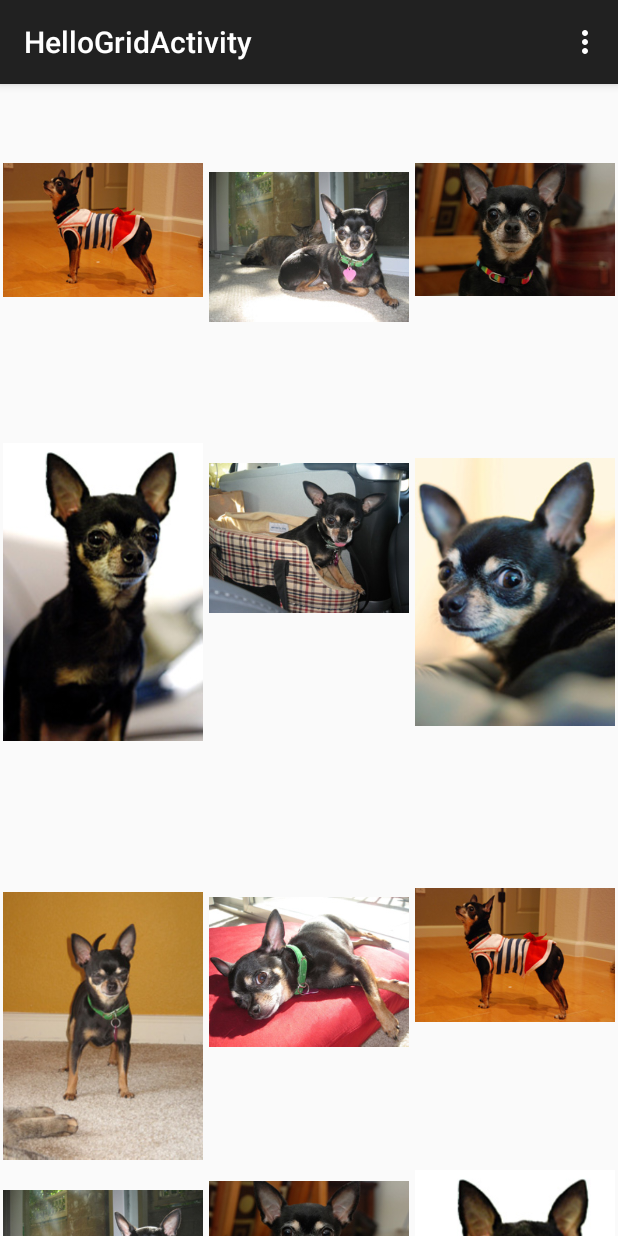
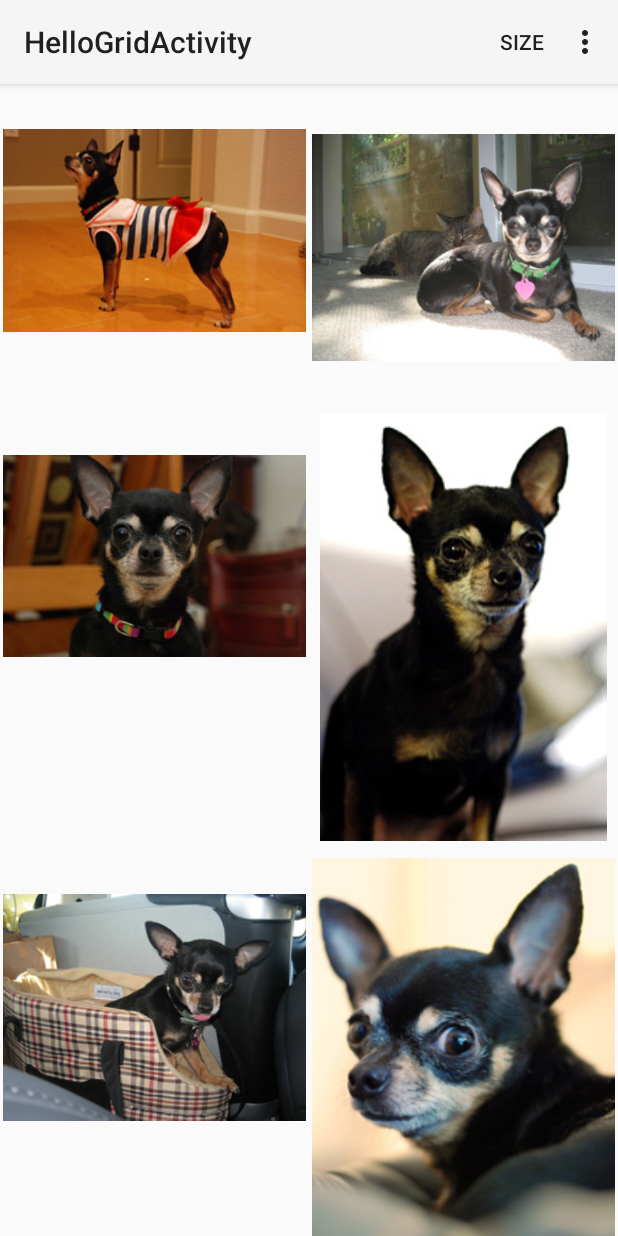
Before and after one commit to yulingjie/Movies, an Android app: the screen it shows after launch (HelloGridActivity), on a phone screen of 412 x 824 dp. Run offline under Robolectric (Android 15) with nearby library versions, the phone set to English and light mode, and no system bars; our stand-ins replace Picasso; pictures from the network do not load; 4 statements that could not run were skipped.

Commit message:
stage1: add fragment and menu

```diff
--- a/app/build.gradle
+++ b/app/build.gradle
@@ -6,7 +6,7 @@ android {
 
     defaultConfig {
         applicationId "com.ylj.movies"
-        minSdkVersion 11
+        minSdkVersion 7
         targetSdkVersion 22
         versionCode 1
         versionName "1.0"
--- a/app/src/main/AndroidManifest.xml
+++ b/app/src/main/AndroidManifest.xml
@@ -1,6 +1,7 @@
 <?xml version="1.0" encoding="utf-8"?>
 <manifest xmlns:android="http://schemas.android.com/apk/res/android"
     package="com.ylj.movies" >
+
 
     <uses-permission android:name="android.permission.INTERNET"/>
 
@@ -12,7 +13,8 @@
 
         <activity
             android:name=".HelloGridActivity"
-            android:label="@string/title_activity_hello_grid" >
+            android:label="@string/title_activity_hello_grid"
+            android:theme="@style/Theme.AppCompat.Light">
 
             <intent-filter>
                 <action android:name="android.intent.action.MAIN"/>
--- a/app/src/main/java/com/ylj/movies/HelloGridActivity.java
+++ b/app/src/main/java/com/ylj/movies/HelloGridActivity.java
@@ -1,7 +1,9 @@
 package com.ylj.movies;
 
+import android.net.Uri;
+import android.support.v4.app.FragmentActivity;
+import android.os.Bundle;
 import android.support.v7.app.ActionBarActivity;
-import android.os.Bundle;
 import android.view.Menu;
 import android.view.MenuItem;
 import android.view.View;
@@ -15,31 +17,21 @@ import java.util.ArrayList;
 import java.util.List;
 
 
-public class HelloGridActivity extends ActionBarActivity {
+public class HelloGridActivity extends ActionBarActivity implements MainFragment.OnFragmentInteractionListener {
 
 
-    MovieLoader movieLoader;
-    ImageAdapter imageAdapter;
+
     @Override
     protected void onCreate(Bundle savedInstanceState) {
         super.onCreate(savedInstanceState);
         setContentView(R.layout.activity_hello_grid);
 
-        imageAdapter = new ImageAdapter(this);
+        MainFragment fragment = new MainFragment();
+        fragment.setArguments(getIntent().getExtras());
 
-        GridView gridView = (GridView) findViewById(R.id.gridview);
-        gridView.setAdapter(imageAdapter);
-        gridView.setOnItemClickListener(new AdapterView.OnItemClickListener() {
-            @Override
-            public void onItemClick(AdapterView<?> parent, View view, int position, long id) {
-                Toast.makeText(HelloGridActivity.this, "" + position,
-                        Toast.LENGTH_SHORT).show();
-            }
-        });
+        getSupportFragmentManager().beginTransaction()
+                .add(R.id.fragment_container, fragment).commit();
 
-        movieLoader = new MovieLoader(this);
-        movieLoader.setCallback(new OnMovieLoadComplete());
-        movieLoader.Load();
     }
 
     @Override
@@ -63,20 +55,10 @@ public class HelloGridActivity extends ActionBarActivity {
 
         return super.onOptionsItemSelected(item);
     }
-    class OnMovieLoadComplete implements IMovieLoad
-    {
-        @Override
-        public void MovieLoadComplete() {
-            Movie[] movies = movieLoader.getMovies();
-            List<String> moviePath = new ArrayList<>();
-            for(Movie movie : movies)
-            {
-                moviePath.add(movie.getBackdrop_path());
-            }
-            String[] path = new String[moviePath.size()];
 
-            imageAdapter.setImagePaths(moviePath.toArray(path));
-        }
+
+    @Override
+    public void onFragmentInteraction(Uri uri) {
+
     }
-
 }
--- a/app/src/main/java/com/ylj/movies/ImageAdapter.java
+++ b/app/src/main/java/com/ylj/movies/ImageAdapter.java
@@ -19,7 +19,7 @@ import java.util.List;
 public class ImageAdapter extends BaseAdapter {
 
     final static String baseUrl = "http://image.tmdb.org/t/p/";
-    final static String size="w185";
+    final static String size="w342";
     private Context context;
     private String[] imageUrls;
 
--- /dev/null
+++ b/app/src/main/java/com/ylj/movies/MainFragment.java
@@ -0,0 +1,126 @@
+package com.ylj.movies;
+
+import android.app.Activity;
+import android.net.Uri;
+import android.os.Bundle;
+import android.support.v4.app.Fragment;
+import android.view.LayoutInflater;
+import android.view.Menu;
+import android.view.MenuInflater;
+import android.view.View;
+import android.view.ViewGroup;
+import android.widget.GridView;
+
+import com.parser.Movie;
+
+import java.util.ArrayList;
+import java.util.List;
+
+
+/**
+ * A simple {@link Fragment} subclass.
+ * Activities that contain this fragment must implement the
+ * {@link MainFragment.OnFragmentInteractionListener} interface
+ * to handle interaction events.
+ */
+public class MainFragment extends Fragment {
+    // TODO: Rename parameter arguments, choose names that match
+    // the fragment initialization parameters, e.g. ARG_ITEM_NUMBER
+    private static final String ARG_PARAM1 = "param1";
+    private static final String ARG_PARAM2 = "param2";
+
+
+    MovieLoader movieLoader;
+    ImageAdapter imageAdapter;
+    private OnFragmentInteractionListener mListener;
+
+
+
+    public MainFragment() {
+        // Required empty public constructor
+    }
+
+    @Override
+    public void onCreate(Bundle savedInstanceState) {
+        super.onCreate(savedInstanceState);
+        setHasOptionsMenu(true);
+        imageAdapter = new ImageAdapter(this.getActivity());
+
+        movieLoader = new MovieLoader(this.getActivity());
+        movieLoader.setCallback(new OnMovieLoadComplete());
+        movieLoader.Load();
+    }
+
+    @Override
+    public View onCreateView(LayoutInflater inflater, ViewGroup container,
+                             Bundle savedInstanceState) {
+        // Inflate the layout for this fragment
+        View view =inflater.inflate(R.layout.fragment_main, container, false);
+        GridView gridView = (GridView) view.findViewById(R.id.gridview);
+        gridView.setAdapter(imageAdapter);
+
+        return view;
+    }
+
+    @Override
+    public void onCreateOptionsMenu(Menu menu, MenuInflater inflater) {
+        super.onCreateOptionsMenu(menu, inflater);
+
+        inflater.inflate(R.menu.menu_main_fragment, menu);
+    }
+
+    // TODO: Rename method, update argument and hook method into UI event
+    public void onButtonPressed(Uri uri) {
+        if (mListener != null) {
+            mListener.onFragmentInteraction(uri);
+        }
+    }
+
+    @Override
+    public void onAttach(Activity activity) {
+        super.onAttach(activity);
+        try {
+            mListener = (OnFragmentInteractionListener) activity;
+        } catch (ClassCastException e) {
+            throw new ClassCastException(activity.toString()
+                    + " must implement OnFragmentInteractionListener");
+        }
+    }
+
+    @Override
+    public void onDetach() {
+        super.onDetach();
+        mListener = null;
+    }
+
+    /**
+     * This interface must be implemented by activities that contain this
+     * fragment to allow an interaction in this fragment to be communicated
+     * to the activity and potentially other fragments contained in that
+     * activity.
+     * <p/>
+     * See the Android Training lesson <a href=
+     * "http://developer.android.com/training/basics/fragments/communicating.html"
+     * >Communicating with Other Fragments</a> for more information.
+     */
+    public interface OnFragmentInteractionListener {
+        // TODO: Update argument type and name
+        public void onFragmentInteraction(Uri uri);
+    }
+
+    class OnMovieLoadComplete implements IMovieLoad
+    {
+        @Override
+        public void MovieLoadComplete() {
+            Movie[] movies = movieLoader.getMovies();
+            List<String> moviePath = new ArrayList<>();
+            for(Movie movie : movies)
+            {
+                moviePath.add(movie.getBackdrop_path());
+            }
+            String[] path = new String[moviePath.size()];
+
+            imageAdapter.setImagePaths(moviePath.toArray(path));
+        }
+    }
+}
--- a/app/src/main/res/layout/activity_hello_grid.xml
+++ b/app/src/main/res/layout/activity_hello_grid.xml
@@ -1,9 +1,7 @@
 <?xml version="1.0" encoding="utf-8"?>
-<GridView xmlns:android="http://schemas.android.com/apk/res/android"
-    android:id="@+id/gridview"
+<FrameLayout xmlns:android="http://schemas.android.com/apk/res/android"
+    android:id="@+id/fragment_container"
     android:layout_width="match_parent"
-    android:layout_height="match_parent"
+    android:layout_height="wrap_content">
 
-    android:numColumns="3"
-    android:stretchMode="columnWidth"
-    android:gravity="center" />
+</FrameLayout>
--- /dev/null
+++ b/app/src/main/res/layout/fragment_main.xml
@@ -0,0 +1,14 @@
+<FrameLayout xmlns:android="http://schemas.android.com/apk/res/android"
+    xmlns:tools="http://schemas.android.com/tools" android:layout_width="match_parent"
+    android:layout_height="match_parent" tools:context="com.ylj.movies.MainFragment">
+
+    <GridView xmlns:android="http://schemas.android.com/apk/res/android"
+        android:id="@+id/gridview"
+        android:layout_width="match_parent"
+        android:layout_height="match_parent"
+        android:numColumns="2"
+        android:stretchMode="columnWidth"
+        android:gravity="center" />
+
+
+</FrameLayout>
--- /dev/null
+++ b/app/src/main/res/menu/menu_main_fragment.xml
@@ -0,0 +1,7 @@
+<menu xmlns:android="http://schemas.android.com/apk/res/android"
+    xmlns:app="http://schemas.android.com/apk/res-auto"
+    xmlns:tools="http://schemas.android.com/tools" tools:context="com.ylj.movies.HelloGridActivity">
+
+    <item android:id="@+id/action_change_size" android:title="@string/action_change_size"
+        android:orderInCategory="1" app:showAsAction="ifRoom"/>
+</menu>
--- a/app/src/main/res/values/strings.xml
+++ b/app/src/main/res/values/strings.xml
@@ -4,5 +4,9 @@
 
     <string name="hello_world">Hello world!</string>
     <string name="action_settings">Settings</string>
+    <string name="action_change_size">Size</string>
     <string name="tmdb_key">7c654493d11ad858233243f5fa692db6</string>
+
+<!-- TODO: Remove or change this placeholder text -->
+    <string name="hello_blank_fragment">Hello blank fragment</string>
 </resources>
```
